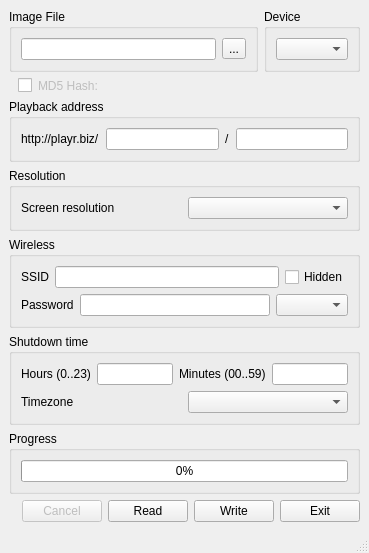
First picture: the form in src/mainwindow.ui, repository bizplay/win32-disk-imager, before the edit.
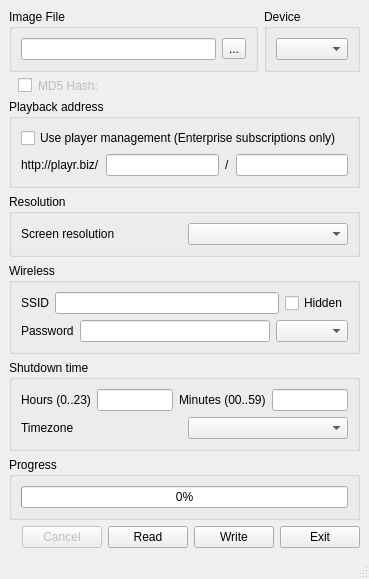
Second picture: the form after the edit. Icons and pictures are not drawn.

Commit message: added enterprise checkbox, create normal or /cr/ url and added keep_append parameters to the install blocks of the config file

```diff
--- a/src/mainwindow.ui
+++ b/src/mainwindow.ui
@@ -7,7 +7,7 @@
     <x>0</x>
     <y>0</y>
     <width>355</width>
-    <height>513</height>
+    <height>534</height>
    </rect>
   </property>
   <property name="acceptDrops">
@@ -172,6 +172,13 @@
        <string>Playback address</string>
       </property>
       <layout class="QVBoxLayout" name="verticalLayout_4">
+       <item>
+        <widget class="QCheckBox" name="cbEnterprise">
+         <property name="text">
+          <string>Use player management (Enterprise subscriptions only)</string>
+         </property>
+        </widget>
+       </item>
        <item>
         <layout class="QHBoxLayout" name="horizontalLayout_4">
          <item>
```
Left out of the diff: 12 changed lines with no effect on the pictures. The commit also changes 6 other files.
